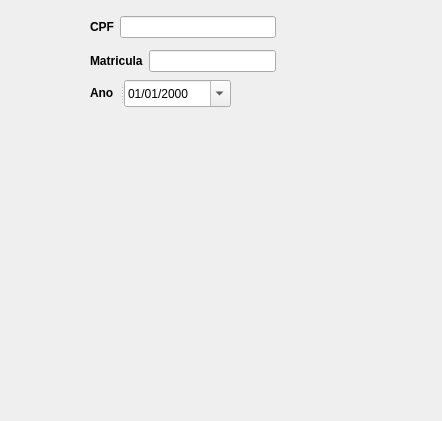
leonardopereira10/UEG, file SistemaDeMatriculas-V0/cadastroaluno.ui: the form before one commit.
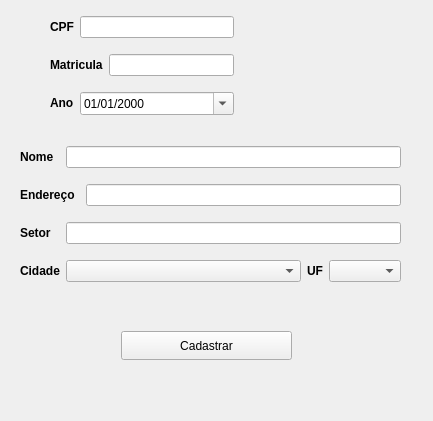
The form after the commit. Icons and pictures are not drawn.

What changed in the file:
```diff
--- a/SistemaDeMatriculas-V0/cadastroaluno.ui
+++ b/SistemaDeMatriculas-V0/cadastroaluno.ui
@@ -6,7 +6,7 @@
    <rect>
     <x>0</x>
     <y>0</y>
-    <width>442</width>
+    <width>433</width>
     <height>421</height>
    </rect>
   </property>
@@ -16,8 +16,8 @@
   <widget class="QLabel" name="labelLogo">
    <property name="geometry">
     <rect>
-     <x>0</x>
-     <y>0</y>
+     <x>300</x>
+     <y>10</y>
      <width>81</width>
      <height>101</height>
     </rect>
@@ -33,7 +33,7 @@
   <widget class="QLabel" name="labelValidCpd">
    <property name="geometry">
     <rect>
-     <x>280</x>
+     <x>240</x>
      <y>10</y>
      <width>31</width>
      <height>31</height>
@@ -43,40 +43,37 @@
     <string/>
    </property>
   </widget>
-  <widget class="QWidget" name="">
+  <widget class="QWidget" name="layoutWidget">
    <property name="geometry">
     <rect>
-     <x>90</x>
+     <x>50</x>
      <y>10</y>
-     <width>186</width>
-     <height>70</height>
+     <width>184</width>
+     <height>111</height>
     </rect>
    </property>
    <layout class="QGridLayout" name="gridLayout">
+    <property name="verticalSpacing">
+     <number>10</number>
+    </property>
     <item row="0" column="0">
-     <layout class="QHBoxLayout" name="horizontalLayout">
-      <item>
        <widget class="QLabel" name="labelCpf">
         <property name="text">
          <string>&lt;html&gt;&lt;head/&gt;&lt;body&gt;&lt;p&gt;&lt;span style=&quot; font-weight:600;&quot;&gt;CPF&lt;/span&gt;&lt;/p&gt;&lt;/body&gt;&lt;/html&gt;</string>
         </property>
        </widget>
       </item>
-      <item>
+    <item row="0" column="1" colspan="2">
        <widget class="QLineEdit" name="campoCpf"/>
       </item>
-     </layout>
-    </item>
-    <item row="1" column="0">
-     <layout class="QHBoxLayout" name="horizontalLayout_2">
-      <item>
+    <item row="1" column="0" colspan="2">
        <widget class="QLabel" name="labelMatricula">
         <property name="text">
          <string>&lt;html&gt;&lt;head/&gt;&lt;body&gt;&lt;p&gt;&lt;span style=&quot; font-weight:600;&quot;&gt;Matricula&lt;/span&gt;&lt;/p&gt;&lt;/body&gt;&lt;/html&gt;</string>
         </property>
        </widget>
       </item>
-      <item>
+    <item row="1" column="2">
        <widget class="QLineEdit" name="campoMatricula">
         <property name="focusPolicy">
          <enum>Qt::NoFocus</enum>
@@ -102,29 +99,19 @@
         <property name="placeholderText">
          <string/>
         </property>
-       </widget>
-      </item>
-     </layout>
-    </item>
-   </layout>
-  </widget>
-  <widget class="QSplitter" name="splitter">
-   <property name="geometry">
-    <rect>
-     <x>90</x>
-     <y>80</y>
-     <width>141</width>
-     <height>27</height>
-    </rect>
-   </property>
-   <property name="orientation">
-    <enum>Qt::Horizontal</enum>
-   </property>
+      <property name="clearButtonEnabled">
+       <bool>false</bool>
+      </property>
+     </widget>
+    </item>
+    <item row="2" column="0">
    <widget class="QLabel" name="labelAno">
     <property name="text">
      <string>&lt;html&gt;&lt;head/&gt;&lt;body&gt;&lt;p&gt;&lt;span style=&quot; font-weight:600;&quot;&gt;Ano&lt;/span&gt;&lt;/p&gt;&lt;/body&gt;&lt;/html&gt;</string>
     </property>
    </widget>
+    </item>
+    <item row="2" column="1" colspan="2">
    <widget class="QDateEdit" name="dateEdit">
     <property name="maximumDate">
      <date>
@@ -140,8 +127,107 @@
      <bool>true</bool>
     </property>
    </widget>
+    </item>
+   </layout>
   </widget>
- </widget>
+  <widget class="QWidget" name="layoutWidget">
+   <property name="geometry">
+    <rect>
+     <x>20</x>
+     <y>140</y>
+     <width>381</width>
+     <height>152</height>
+    </rect>
+   </property>
+   <layout class="QGridLayout" name="gridLayout_2" columnstretch="0,10,150,0,0">
+    <property name="leftMargin">
+     <number>0</number>
+    </property>
+    <property name="horizontalSpacing">
+     <number>6</number>
+    </property>
+    <property name="verticalSpacing">
+     <number>10</number>
+    </property>
+    <item row="0" column="0">
+     <widget class="QLabel" name="labelNome">
+      <property name="text">
+       <string>&lt;html&gt;&lt;head/&gt;&lt;body&gt;&lt;p&gt;&lt;span style=&quot; font-weight:600;&quot;&gt;Nome&lt;/span&gt;&lt;/p&gt;&lt;/body&gt;&lt;/html&gt;</string>
+      </property>
+     </widget>
+    </item>
+    <item row="0" column="1" colspan="4">
+     <widget class="QLineEdit" name="campoNome"/>
+    </item>
+    <item row="1" column="0" colspan="2">
+     <widget class="QLabel" name="labelEndereco">
+      <property name="text">
+       <string>&lt;html&gt;&lt;head/&gt;&lt;body&gt;&lt;p&gt;&lt;span style=&quot; font-weight:600;&quot;&gt;Endereço&lt;/span&gt;&lt;/p&gt;&lt;/body&gt;&lt;/html&gt;</string>
+      </property>
+     </widget>
+    </item>
+    <item row="1" column="2" colspan="3">
+     <widget class="QLineEdit" name="campoEndereco">
+      <property name="text">
+       <string/>
+      </property>
+     </widget>
+    </item>
+    <item row="2" column="0">
+     <widget class="QLabel" name="labelSetor">
+      <property name="text">
+       <string>&lt;html&gt;&lt;head/&gt;&lt;body&gt;&lt;p&gt;&lt;span style=&quot; font-weight:600;&quot;&gt;Setor&lt;/span&gt;&lt;/p&gt;&lt;/body&gt;&lt;/html&gt;</string>
+      </property>
+     </widget>
+    </item>
+    <item row="2" column="1" colspan="4">
+     <widget class="QLineEdit" name="campoSetor"/>
+    </item>
+    <item row="3" column="0">
+     <widget class="QLabel" name="labelCidade">
+      <property name="text">
+       <string>&lt;html&gt;&lt;head/&gt;&lt;body&gt;&lt;p&gt;&lt;span style=&quot; font-weight:600;&quot;&gt;Cidade&lt;/span&gt;&lt;/p&gt;&lt;/body&gt;&lt;/html&gt;</string>
+      </property>
+     </widget>
+    </item>
+    <item row="3" column="1" colspan="2">
+     <widget class="QComboBox" name="boxCidade"/>
+    </item>
+    <item row="3" column="3">
+     <widget class="QLabel" name="labelEstado">
+      <property name="text">
+       <string>&lt;html&gt;&lt;head/&gt;&lt;body&gt;&lt;p&gt;&lt;span style=&quot; font-weight:600;&quot;&gt;UF&lt;/span&gt;&lt;/p&gt;&lt;/body&gt;&lt;/html&gt;</string>
+      </property>
+     </widget>
+    </item>
+    <item row="3" column="4">
+     <widget class="QComboBox" name="boxEstado"/>
+    </item>
+   </layout>
+  </widget>
+  <widget class="QPushButton" name="btnCadastrar">
+   <property name="geometry">
+    <rect>
+     <x>121</x>
+     <y>331</y>
+     <width>171</width>
+     <height>29</height>
+    </rect>
+   </property>
+   <property name="text">
+    <string>Cadastrar</string>
+   </property>
+  </widget>
+ </widget>
+ <tabstops>
+  <tabstop>campoCpf</tabstop>
+  <tabstop>dateEdit</tabstop>
+  <tabstop>campoNome</tabstop>
+  <tabstop>campoEndereco</tabstop>
+  <tabstop>campoSetor</tabstop>
+  <tabstop>boxCidade</tabstop>
+  <tabstop>boxEstado</tabstop>
+ </tabstops>
  <resources/>
  <connections/>
 </ui>
```
Lines whose indentation alone changed are shown as unchanged.
